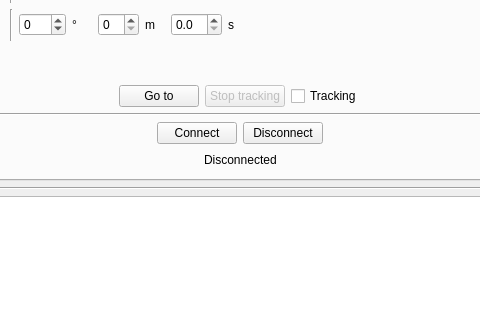
Old version of the form GUI/formMainClient.ui in the repository EPF-Ground-Station/VEGA_SRT; both pictures show x 161 to 641 and y 433 to 753 of the 802 by 840 pixel window.
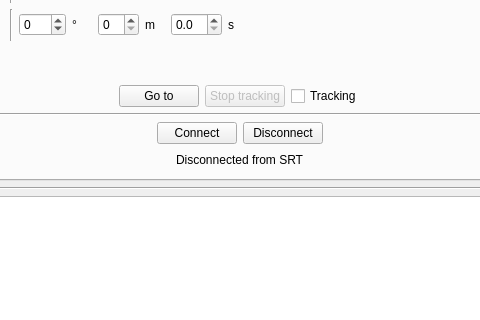
New version of the form.

Commit message: Updated client GUI for measurements.

Patch:
```diff
--- a/GUI/formMainClient.ui
+++ b/GUI/formMainClient.ui
@@ -920,7 +920,7 @@
               </sizepolicy>
              </property>
              <property name="text">
-              <string>Disconnected</string>
+              <string>Disconnected from SRT</string>
              </property>
             </widget>
            </item>
```
The commit also changes 1 other file.
